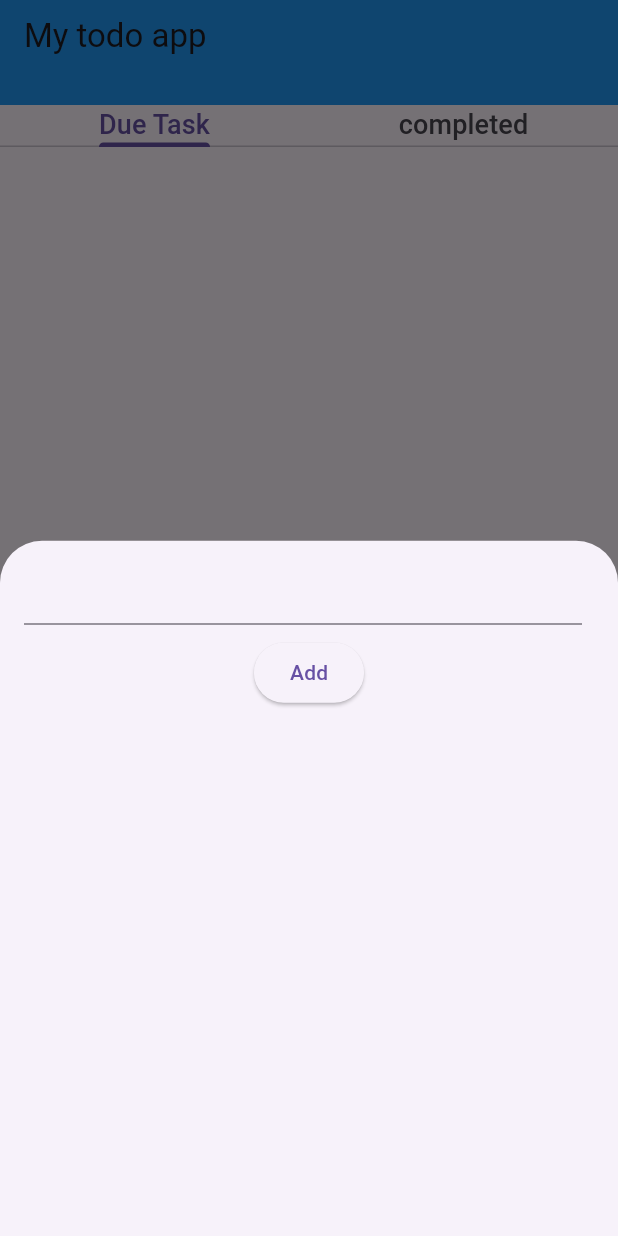
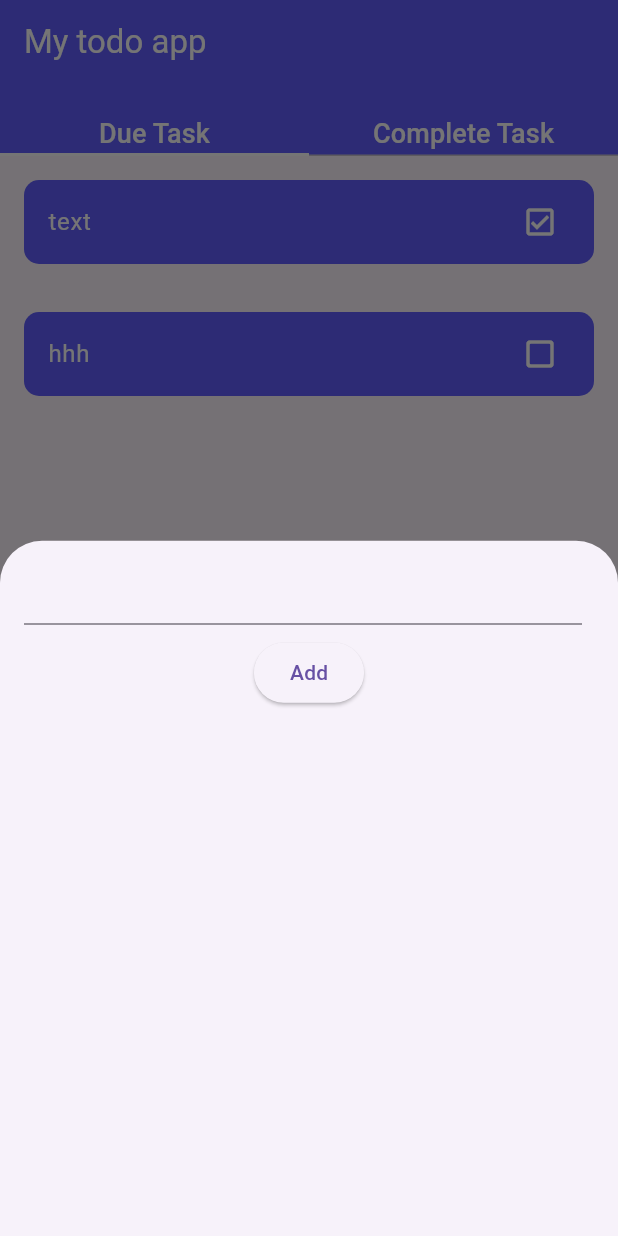
Before and after one commit to Ajaykumaryadav-Aj/mytodo_app, a Flutter app: the screen it shows after launch, after a tap on the "add circle outline" icon, on a phone screen of 412 x 824 dp. Run offline on Flutter 3.47's test engine with Material 2 defaults, Android fonts, the phone set to English and light mode, and no system bars.

Commit message:
ui design todoapp

```diff
--- a/lib/main.dart
+++ b/lib/main.dart
@@ -21,6 +21,7 @@ class Mytodo extends StatelessWidget {
       child: MaterialApp(
         theme: ThemeData(
             appBarTheme: const AppBarTheme(color: Colors.blue),
+
             useMaterial3: true),
         home: const MyTodoApp(),
       ),
--- a/lib/provider/todo_provider.dart
+++ b/lib/provider/todo_provider.dart
@@ -2,6 +2,16 @@ import 'package:flutter/material.dart';
 import 'package:mytodo_app/models/todo_model.dart';
 
 class TodoProvider with ChangeNotifier {
-  List<TodoModel> todolist = [TodoModel(text: 'text')];
-  List<TodoModel> get todolists => todolist.where((element) => element.isDone).toList();
+  List<TodoModel> todoTaskList = [
+    TodoModel(text: 'text', isDone: true),
+    TodoModel(text: 'hhh', isDone: false),
+  ];
+
+  void addTask(String task) {
+    todoTaskList.add(
+      TodoModel(
+        text: task,
+      ),
+    );
+  }
 }
--- /dev/null
+++ b/lib/screen/complete_screen.dart
@@ -0,0 +1,16 @@
+import 'package:flutter/material.dart';
+
+class CompleteScreen extends StatelessWidget {
+  const CompleteScreen({super.key});
+
+  @override
+  Widget build(BuildContext context) {
+    return Scaffold(
+      floatingActionButton: FloatingActionButton(
+        onPressed: () {},
+        child: const Icon(Icons.delete),
+        // color: Colors.redAccent,
+      ),
+    );
+  }
+}
--- a/lib/screen/homescreen.dart
+++ b/lib/screen/homescreen.dart
@@ -1,6 +1,7 @@
 import 'package:flutter/material.dart';
 import 'package:mytodo_app/models/todo_model.dart';
 import 'package:mytodo_app/provider/todo_provider.dart';
+import 'package:mytodo_app/screen/complete_screen.dart';
 import 'package:provider/provider.dart';
 
 class MyTodoApp extends StatefulWidget {
@@ -11,11 +12,70 @@ class MyTodoApp extends StatefulWidget {
 }
 
 class _MyWidgetState extends State<MyTodoApp> {
+  final textController = TextEditingController();
   late TodoProvider provider;
   @override
   void initState() {
     super.initState();
 
+    provider = Provider.of<TodoProvider>(context, listen: false);
+  }
+
+  @override
+  Widget build(BuildContext context) {
+    return DefaultTabController(
+      length: 2,
+      child: Scaffold(
+        backgroundColor: const Color.fromRGBO(0, 0, 0, 0.90),
+        appBar: AppBar(
+          backgroundColor: const Color.fromRGBO(97, 94, 255, 1),
+          // toolbarHeight: 70,
+          title: const Text(
+            'My todo app',
+            style: TextStyle(color: Colors.white),
+          ),
+          bottom: const TabBar(
+            indicatorSize: TabBarIndicatorSize.tab,
+            indicatorColor: Colors.white,
+            tabs: [
+              Text(
+                'Due Task',
+                style: TextStyle(fontSize: 18, color: Colors.white),
+              ),
+              Text(
+                'Complete Task',
+                style: TextStyle(fontSize: 18, color: Colors.white),
+              )
+            ],
+          ),
+        ),
+        body: const TabBarView(
+          children: [
+            DuetaskScreen(),
+            CompleteScreen(),
+          ],
+        ),
+      ),
+    );
+  }
+}
+
+class DuetaskScreen extends StatefulWidget {
+  const DuetaskScreen({
+    super.key,
+  });
+
+  @override
+  State<DuetaskScreen> createState() => _DuetaskScreenState();
+}
+
+class _DuetaskScreenState extends State<DuetaskScreen> {
+  final textController = TextEditingController();
+
+  late TodoProvider provider;
+  @override
+  void initState() {
+    super.initState();
     provider = Provider.of<TodoProvider>(context, listen: false);
   }
 
@@ -30,22 +90,20 @@ class _MyWidgetState extends State<MyTodoApp> {
               return Column(
                 children: [
                   Selector<TodoProvider, List<TodoModel>>(
-                    selector: (p0, p1) => p1.todolists,
+                    selector: (p0, p1) => p1.todoTaskList,
                     builder: (context, text, child) {
-                      return const ListTile(
-                        title: TextField(),
-
+                      return ListTile(
+                        title: TextField(
+                          controller: textController,
+                        ),
                       );
-
                     },
-                    // child: const TextField(
-                    //   decoration: InputDecoration(),
-                    // ),
                   ),
                   ElevatedButton(
-                    onPressed: () {},
+                    onPressed: () {
+                      provider.addTask(textController.text);
+                    },
                     child: const Text('Add'),
-
                   )
                 ],
               );
@@ -57,50 +115,32 @@ class _MyWidgetState extends State<MyTodoApp> {
           color: Colors.blue,
         ),
       ),
-      appBar: AppBar(
-        toolbarHeight: 70,
-        title: const Padding(
-          padding: EdgeInsets.only(bottom: 22),
-          child: Text(
-            'My todo app',
+      body: Selector<TodoProvider, List<TodoModel>>(
+        selector: (p0, p1) => p1.todoTaskList,
+        builder: (context, value, child) => ListView.builder(
+          itemCount: provider.todoTaskList.length,
+          itemBuilder: (context, index) => Padding(
+            padding: const EdgeInsets.all(16.0),
+            child: ListTile(
+              shape: const RoundedRectangleBorder(
+                borderRadius: BorderRadius.all(
+                  Radius.circular(10),
+                ),
+              ),
+              tileColor: const Color.fromRGBO(97, 94, 255, 1),
+              title: Text(
+                provider.todoTaskList[index].text,
+                style: const TextStyle(color: Colors.white),
+              ),
+              trailing: Icon(
+                provider.todoTaskList[index].isDone
+                    ? Icons.check_box_outlined
+                    : Icons.check_box_outline_blank_rounded,
+                color: Colors.white,
+              ),
+            ),
           ),
         ),
-      ),
-      body: const Column(
-        children: [
-          DefaultTabController(
-            length: 2,
-            child: Column(
-              // mainAxisAlignment: MainAxisAlignment.center,
-              children: [
-                TabBar(
-                  tabs: [
-                    Text(
-                      'Due Task',
-                      style: TextStyle(fontSize: 18),
-                    ),
-                    Text(
-                      'completed',
-                      style: TextStyle(fontSize: 18),
-                    ),
-                  ],
-                ),
-                Padding(
-                  padding: EdgeInsets.only(top: 270),
-                  child: Icon(
-                    Icons.add_box_outlined,
-                    size: 100,
-                    color: Colors.grey,
-                  ),
-                ),
-                Text(
-                  'No Task left',
-                  style: TextStyle(fontSize: 18),
-                ),
-              ],
-            ),
-          ),
-        ],
       ),
     );
   }
```
